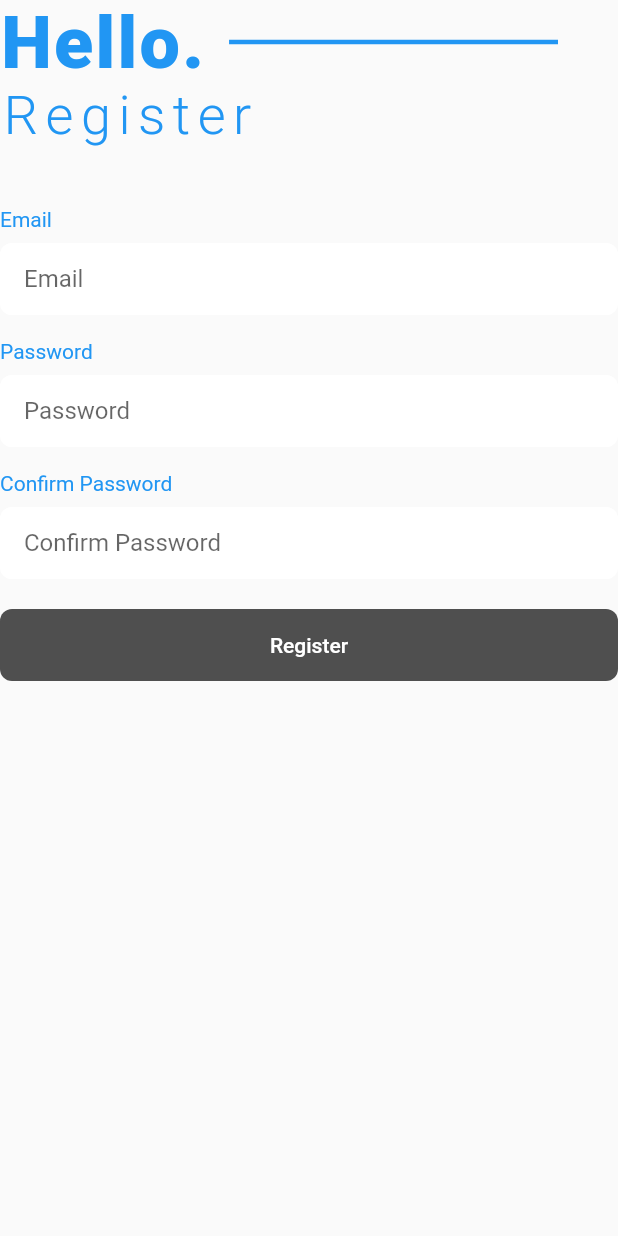
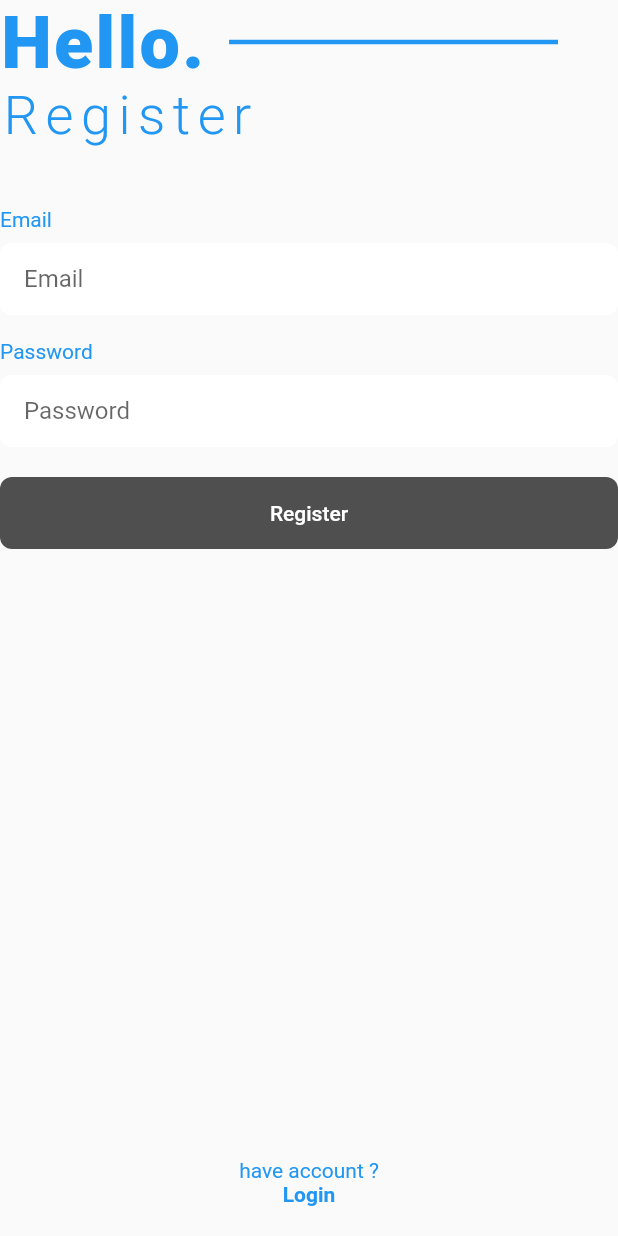
Before and after one commit to wildanfajriyan/Firebase-Auth, a Flutter app: the screen it shows after launch, after a tap on "Register here", on a phone screen of 412 x 824 dp. Run offline on Flutter 3.47's test engine with Material 2 defaults, Android fonts, the phone set to English and light mode, and no system bars; our stand-ins replace firebase_auth, firebase_core; accounts and stored records are empty; network calls fail.

```diff
--- a/lib/LoginPage.dart
+++ b/lib/LoginPage.dart
@@ -1,7 +1,12 @@
 import 'package:flutter/material.dart';
+import 'package:flutter_application_2/AuthService.dart';
 import 'RegisterPage.dart';
+import 'ProfilePage.dart';
 
 class LoginPage extends StatelessWidget {
+  final _emailController = TextEditingController();
+  final _passController = TextEditingController();
+
   @override
   Widget build(BuildContext context) {
     return Scaffold(
@@ -12,7 +17,7 @@ class LoginPage extends StatelessWidget {
               delegate: SliverChildListDelegate([
                 // Tulisa Hello
                 Row(
-                  children: <Widget>[
+                  children: const <Widget>[
                     Text(
                       'Hello.',
                       style: TextStyle(
@@ -32,7 +37,7 @@ class LoginPage extends StatelessWidget {
                     SizedBox(width: 40),
                   ],
                 ), // Tulisan Welcome back
-                Text(
+                const Text(
                   'Welcome back',
                   style: TextStyle(
                       color: Colors.blue,
@@ -51,7 +56,7 @@ class LoginPage extends StatelessWidget {
                       ),
                       SizedBox(height: 8),
                       TextFormField(
-                        // controller: _emailController,
+                        controller: _emailController,
                         keyboardType: TextInputType.emailAddress,
                         decoration: InputDecoration(
                           hintText: 'Email',
@@ -80,7 +85,7 @@ class LoginPage extends StatelessWidget {
                       ),
                       SizedBox(height: 8),
                       TextFormField(
-                        // controller: _passController,
+                        controller: _passController,
                         obscureText: true,
                         decoration: InputDecoration(
                           hintText: 'Password',
@@ -102,11 +107,42 @@ class LoginPage extends StatelessWidget {
                               EdgeInsets.symmetric(vertical: 4, horizontal: 16),
                         ),
                       ),
+
+                      // Login Button
                       SizedBox(height: 20),
                       Container(
                         width: double.infinity,
                         child: ElevatedButton(
-                          onPressed: () {},
+                          onPressed: () async {
+                            SignInSignUpResult result =
+                                await AuthService.signInWithEmail(
+                                    email: _emailController.text,
+                                    pass: _passController.text);
+                            if (!context.mounted) return;
+                            if (result.user != null) {
+                              // Go to Profile Page
+                              Navigator.push(
+                                  context,
+                                  MaterialPageRoute(
+                                      builder: (context) =>
+                                          ProfilePage(user: result.user)));
+                            } else {
+                              // Show dialog
+                              showDialog(
+                                  context: context,
+                                  builder: (context) => AlertDialog(
+                                          title: const Text('Error'),
+                                          content: Text(result.message),
+                                          actions: <Widget>[
+                                            FloatingActionButton(
+                                              onPressed: () {
+                                                Navigator.pop(context);
+                                              },
+                                              child: const Text('OK'),
+                                            )
+                                          ]));
+                            }
+                          },
                           child: Text(
                             'Login',
                             style: TextStyle(color: Colors.white),
@@ -124,66 +160,6 @@ class LoginPage extends StatelessWidget {
                     ],
                   ),
                 ),
-                SizedBox(height: 20),
-                Row(
-                  children: <Widget>[
-                    Expanded(
-                      child: Divider(
-                        thickness: 1,
-                        color: Colors.blue,
-                      ),
-                    ),
-                    SizedBox(width: 20),
-                    Text(
-                      'OR',
-                      style: TextStyle(color: Colors.blue),
-                    ),
-                    SizedBox(width: 20),
-                    Expanded(
-                      child: Divider(
-                        thickness: 1,
-                        color: Colors.blue,
-                      ),
-                    ),
-                  ],
-                ),
-                SizedBox(height: 20),
-                Container(
-                  width: double.infinity,
-                  child: ElevatedButton(
-                    onPressed: () {},
-                    child: Text(
-                      'Login with Google',
-                    ),
-                    style: ElevatedButton.styleFrom(
-                      shape: RoundedRectangleBorder(
-                        borderRadius: BorderRadius.circular(8),
-                      ),
-                      primary: Colors.blue,
-                      elevation: 0,
-                      padding: EdgeInsets.symmetric(vertical: 16),
-                    ),
-                  ),
-                ),
-                SizedBox(height: 8),
-                Container(
-                  width: double.infinity,
-                  child: ElevatedButton(
-                    onPressed: () {},
-                    child: Text(
-                      'Login with Facebook',
-                    ),
-                    style: ElevatedButton.styleFrom(
-                      shape: RoundedRectangleBorder(
-                        borderRadius: BorderRadius.circular(8),
-                      ),
-                      primary: Colors.blue,
-                      elevation: 0,
-                      padding: EdgeInsets.symmetric(vertical: 16),
-                    ),
-                  ),
-                ),
-                SizedBox(height: 30),
               ]),
             ),
             SliverFillRemaining(
--- a/lib/RegisterPage.dart
+++ b/lib/RegisterPage.dart
@@ -1,4 +1,5 @@
 import 'package:flutter/material.dart';
+import 'package:flutter_application_2/LoginPage.dart';
 import 'AuthService.dart';
 import 'ProfilePage.dart';
 
@@ -106,35 +107,8 @@ class RegisterPage extends StatelessWidget {
                               EdgeInsets.symmetric(vertical: 4, horizontal: 16),
                         ),
                       ),
-                      SizedBox(height: 16),
-                      Text(
-                        'Confirm Password',
-                        style: TextStyle(color: Colors.blue),
-                      ),
-                      SizedBox(height: 8),
-                      TextFormField(
-                        controller: _passController,
-                        obscureText: true,
-                        decoration: InputDecoration(
-                          hintText: 'Confirm Password',
-                          fillColor: Colors.white,
-                          filled: true,
-                          focusedBorder: OutlineInputBorder(
-                            borderRadius: BorderRadius.circular(8),
-                            borderSide: BorderSide(
-                              color: Colors.white,
-                            ),
-                          ),
-                          enabledBorder: OutlineInputBorder(
-                            borderRadius: BorderRadius.circular(8),
-                            borderSide: BorderSide(
-                              color: Colors.white,
-                            ),
-                          ),
-                          contentPadding:
-                              EdgeInsets.symmetric(vertical: 4, horizontal: 16),
-                        ),
-                      ),
+
+                      // Register Button
                       SizedBox(height: 20),
                       Container(
                         width: double.infinity,
@@ -188,6 +162,35 @@ class RegisterPage extends StatelessWidget {
                 ),
               ]),
             ),
+            SliverFillRemaining(
+              hasScrollBody: false,
+              child: Container(
+                alignment: Alignment.bottomCenter,
+                margin: EdgeInsets.only(bottom: 20),
+                child: Column(
+                  mainAxisSize: MainAxisSize.min,
+                  children: <Widget>[
+                    Text(
+                      'have account ?',
+                      style: TextStyle(color: Colors.blue),
+                    ),
+                    GestureDetector(
+                      onTap: () {
+                        Navigator.push(
+                            context,
+                            MaterialPageRoute(
+                                builder: (context) => LoginPage()));
+                      },
+                      child: Text(
+                        'Login',
+                        style: TextStyle(
+                            color: Colors.blue, fontWeight: FontWeight.w700),
+                      ),
+                    ),
+                  ],
+                ),
+              ),
+            )
           ],
         ),
       ),
--- a/lib/main.dart
+++ b/lib/main.dart
@@ -1,7 +1,15 @@
+import 'package:firebase_core/firebase_core.dart';
 import 'package:flutter/material.dart';
 import 'LoginPage.dart';
 
-void main() {
+void main() async {
+  WidgetsFlutterBinding.ensureInitialized();
+  await Firebase.initializeApp(
+      options: const FirebaseOptions(
+          apiKey: 'AIzaSyCuVsHmWdDI5xpe3c0InpEbGsECREZ1mYg ',
+          appId: '1:759512376776:android:99b13b4e4d200095b9ccfd',
+          messagingSenderId: '759512376776',
+          projectId: 'flutter-firebase-app-a11e1'));
   runApp(const MyApp());
 }
 
--- a/pubspec.yaml
+++ b/pubspec.yaml
@@ -30,12 +30,13 @@ environment:
 dependencies:
   flutter:
     sdk: flutter
-  firebase_auth: 0.16.1
-  google_sign_in: 4.5.1
 
   # The following adds the Cupertino Icons font to your application.
   # Use with the CupertinoIcons class for iOS style icons.
   cupertino_icons: ^1.0.2
+  firebase_auth: ^3.3.7
+  firebase_core: ^1.12.0
+  firebase_core_platform_interface: 4.5.1
 
 dev_dependencies:
   flutter_test:
```
Also changed, not shown: lib/AuthService.dart (+53 -42 lines), lib/ProfilePage.dart (+33 -4 lines), pubspec.lock.
